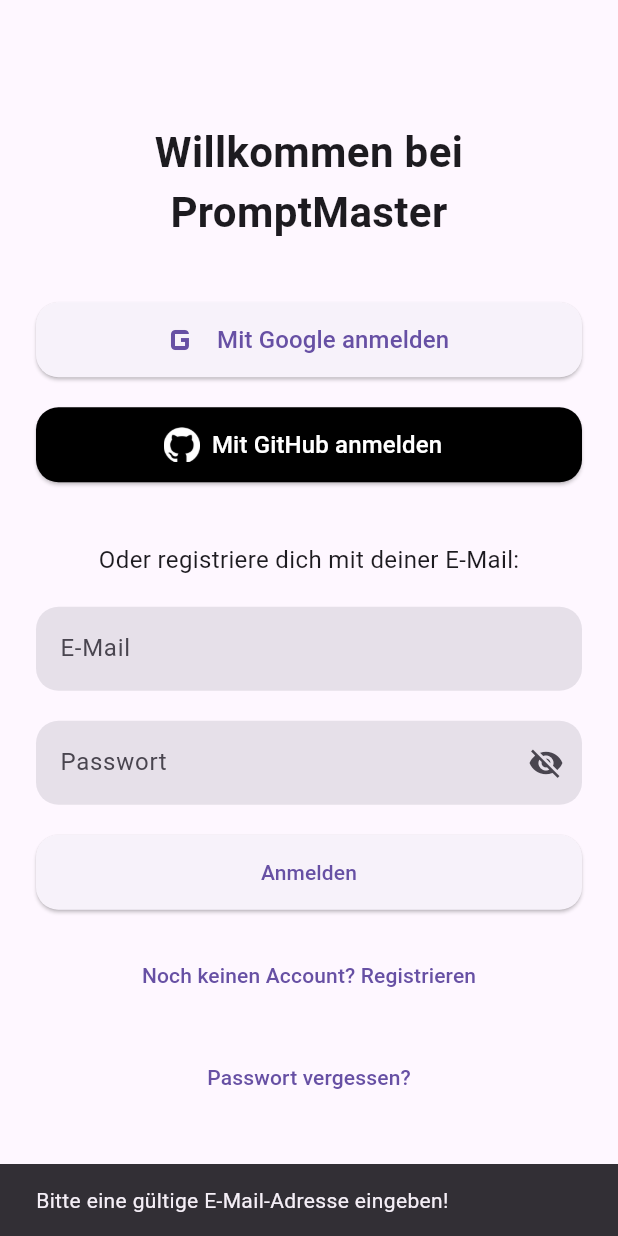
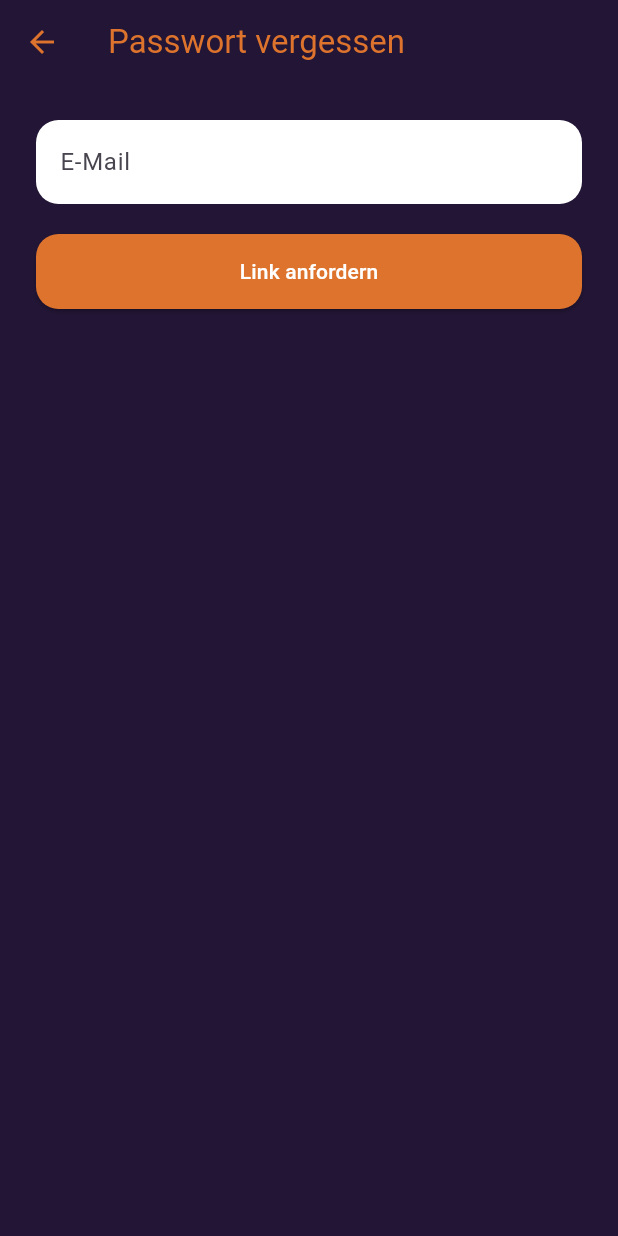
Before and after one commit to Full-Stack-Developement-SS25/Frontend, a Flutter app: the LoginScreen screen opened by its route, after a tap on "Passwort vergessen?", on a phone screen of 412 x 824 dp. Run offline on Flutter 3.47's test engine with Material 3 defaults, Android fonts, the phone set to English and light mode, and no system bars; our stand-ins replace email_validator, firebase_auth, firebase_core, google_sign_in, percent_indicator, shared_preferences; missing offline and left inert: flutter_web_auth_2, mobile_scanner; accounts and stored records are empty; statements that could not run were skipped.

Commit message:
add Screens for Reset Password

```diff
--- a/lib/main.dart
+++ b/lib/main.dart
@@ -4,6 +4,7 @@ import 'package:flutter/material.dart';
 import 'package:prompt_master/firebase_options.dart';
 import 'screens/login_screen.dart';
 import 'screens/main_navigation.dart';
+import 'screens/reset_password_screen.dart';
 import 'services/auth_service.dart';
 import 'package:flutter/foundation.dart' show kIsWeb;
 
@@ -89,6 +90,7 @@ class _MyAppState extends State<MyApp> {
       routes: {
         '/login': (context) => const LoginScreen(),
         '/home': (context) => const MainNavigation(),
+        '/reset-password': (context) => const ResetPasswordScreen(),
       },
     );
   }
--- /dev/null
+++ b/lib/screens/forgot_password_screen.dart
@@ -0,0 +1,99 @@
+import 'package:flutter/material.dart';
+import '../services/auth_service.dart';
+import '../utils/app_colors.dart';
+
+class ForgotPasswordScreen extends StatefulWidget {
+  final String? initialEmail;
+  const ForgotPasswordScreen({super.key, this.initialEmail});
+
+  @override
+  State<ForgotPasswordScreen> createState() => _ForgotPasswordScreenState();
+}
+
+class _ForgotPasswordScreenState extends State<ForgotPasswordScreen> {
+  final TextEditingController emailController = TextEditingController();
+  final GlobalKey<FormState> _formKey = GlobalKey<FormState>();
+  bool isLoading = false;
+
+  @override
+  void initState() {
+    super.initState();
+    if (widget.initialEmail != null) {
+      emailController.text = widget.initialEmail!;
+    }
+  }
+
+  Future<void> _submit() async {
+    if (!_formKey.currentState!.validate()) return;
+    setState(() => isLoading = true);
+    try {
+      await AuthService.forgotPassword(emailController.text.trim());
+      if (mounted) {
+        Navigator.pop(context, true);
+      }
+    } catch (e) {
+      if (mounted) {
+        ScaffoldMessenger.of(
+          context,
+        ).showSnackBar(SnackBar(content: Text('Fehler: $e')));
+      }
+    } finally {
+      if (mounted) setState(() => isLoading = false);
+    }
+  }
+
+  @override
+  Widget build(BuildContext context) {
+    return Scaffold(
+      backgroundColor: AppColors.primaryBackground,
+      appBar: AppBar(
+        title: const Text('Passwort vergessen'),
+        backgroundColor: AppColors.primaryBackground,
+        foregroundColor: AppColors.accent,
+      ),
+      body: Padding(
+        padding: const EdgeInsets.all(24),
+        child: Form(
+          key: _formKey,
+          child: Column(
+            crossAxisAlignment: CrossAxisAlignment.stretch,
+            children: [
+              TextFormField(
+                controller: emailController,
+                decoration: InputDecoration(
+                  filled: true,
+                  fillColor: AppColors.white,
+                  hintText: 'E-Mail',
+                  border: OutlineInputBorder(
+                    borderRadius: BorderRadius.circular(15),
+                    borderSide: BorderSide.none,
+                  ),
+                ),
+                keyboardType: TextInputType.emailAddress,
+                validator: (value) {
+                  if (value == null || value.isEmpty) {
+                    return 'Bitte eine E-Mail eingeben.';
+                  }
+                  return null;
+                },
+              ),
+              const SizedBox(height: 20),
+              ElevatedButton(
+                onPressed: isLoading ? null : _submit,
+                style: ElevatedButton.styleFrom(
+                  backgroundColor: AppColors.accent,
+                  foregroundColor: AppColors.white,
+                  minimumSize: const Size(double.infinity, 50),
+                  shape: RoundedRectangleBorder(
+                    borderRadius: BorderRadius.circular(15),
+                  ),
+                ),
+                child: const Text('Link anfordern'),
+              ),
+            ],
+          ),
+        ),
+      ),
+    );
+  }
+}
--- a/lib/screens/login_screen.dart
+++ b/lib/screens/login_screen.dart
@@ -4,6 +4,7 @@ import 'package:email_validator/email_validator.dart';
 import 'main_navigation.dart';
 import './/utils/app_colors.dart';
 import './/services/auth_service.dart';
+import 'forgot_password_screen.dart';
 
 class LoginScreen extends StatefulWidget {
   const LoginScreen({super.key});
@@ -42,6 +43,21 @@ class _LoginScreenState extends State<LoginScreen> {
     print("Token geändert: $token");
     if (token != null) {
       _navigateToDashboard(context);
+    }
+  }
+
+  @override
+  void didChangeDependencies() {
+    super.didChangeDependencies();
+    final args = ModalRoute.of(context)?.settings.arguments;
+    if (args == 'reset-success') {
+      WidgetsBinding.instance.addPostFrameCallback((_) {
+        if (mounted) {
+          ScaffoldMessenger.of(context).showSnackBar(
+            const SnackBar(content: Text('Passwort erfolgreich gesetzt.')),
+          );
+        }
+      });
     }
   }
 
@@ -97,26 +113,22 @@ class _LoginScreenState extends State<LoginScreen> {
     }
   }
 
-  void handleForgotPassword() {
-    final email = emailController.text.trim();
-    if (!isEmailValid(email)) {
+  Future<void> handleForgotPassword() async {
+    final result = await Navigator.push<bool>(
+      context,
+      MaterialPageRoute(
+        builder:
+            (_) =>
+                ForgotPasswordScreen(initialEmail: emailController.text.trim()),
+      ),
+    );
+    if (result == true && mounted) {
       ScaffoldMessenger.of(context).showSnackBar(
         const SnackBar(
-          content: Text("Bitte eine gültige E-Mail-Adresse eingeben!"),
+          content: Text('E-Mail zum Zurücksetzen wurde gesendet.'),
         ),
       );
-      return;
     }
-
-    // Hier könntest du noch eine Funktion im AuthService aufrufen für Passwort zurücksetzen
-    ScaffoldMessenger.of(context).showSnackBar(
-      const SnackBar(
-        content: Text(
-          "Ein Link zum Zurücksetzen des Passworts wurde an Ihre E-Mail gesendet.",
-        ),
-      ),
-    );
-    Navigator.pop(context);
   }
 
   void _navigateToDashboard(BuildContext context) {
```
Also changed, not shown: lib/screens/reset_password_screen.dart (added, +118 -0 lines), lib/services/auth_service.dart (+60 -0 lines).
